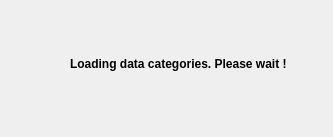
Before: the Qt Designer form wap_plugin_loading_window.ui in WAGIS/wap_plugin, drawn with Qt 5.
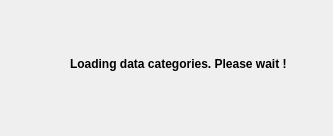
After: the same form once the commit is applied.

Commit message: bug fix in the loading window

```diff
--- a/wap_plugin_loading_window.ui
+++ b/wap_plugin_loading_window.ui
@@ -7,7 +7,7 @@
     <x>0</x>
     <y>0</y>
     <width>333</width>
-    <height>137</height>
+    <height>136</height>
    </rect>
   </property>
   <property name="windowTitle">
```
Left out of the diff: 4 changed lines with no effect on the pictures. The commit also changes 1 other file.
